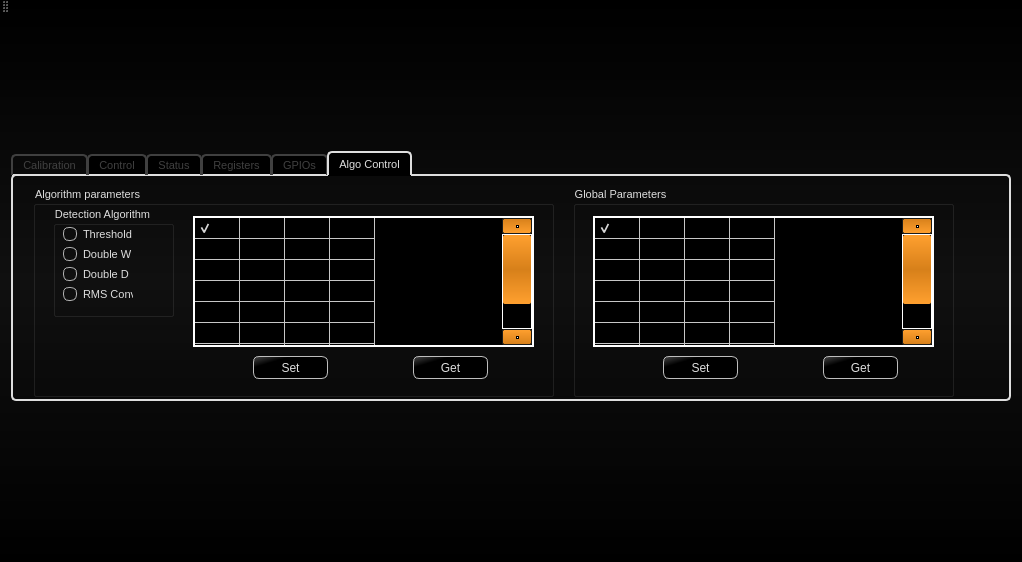
First picture: the form in src/AWLQtDemo/awlqtdemo.ui, repository samanwaya-jena/EVAL-ADAL6110-16-GUI, before the edit.
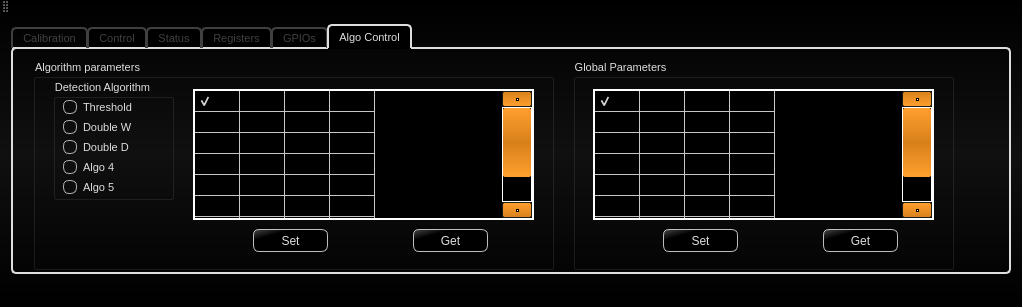
Second picture: the form after the edit. The open tabs and pages were chosen to show the change. Icons and pictures are not drawn.

Commit message: Provision on interface for a radio button for algo 5.  Config file supports two variation on the parameters/registers.

The edit to the form file:
```diff
--- a/src/AWLQtDemo/awlqtdemo.ui
+++ b/src/AWLQtDemo/awlqtdemo.ui
@@ -10,7 +10,7 @@
     <x>0</x>
     <y>0</y>
     <width>1020</width>
-    <height>562</height>
+    <height>295</height>
    </rect>
   </property>
   <property name="sizePolicy">
@@ -4723,7 +4723,7 @@
              <x>20</x>
              <y>20</y>
              <width>121</width>
-             <height>111</height>
+             <height>121</height>
             </rect>
            </property>
            <property name="title">
@@ -4781,7 +4781,20 @@
              </rect>
             </property>
             <property name="text">
-             <string>RMS Conv</string>
+             <string>Algo 4</string>
+            </property>
+           </widget>
+           <widget class="QRadioButton" name="algo5RadioButton">
+            <property name="geometry">
+             <rect>
+              <x>10</x>
+              <y>100</y>
+              <width>70</width>
+              <height>17</height>
+             </rect>
+            </property>
+            <property name="text">
+             <string>Algo 5</string>
             </property>
            </widget>
           </widget>
```
Left out of the diff: 147 changed lines with no effect on the pictures. The commit also changes 3 other files.
